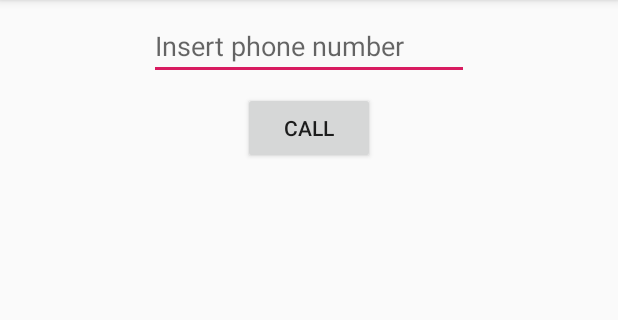
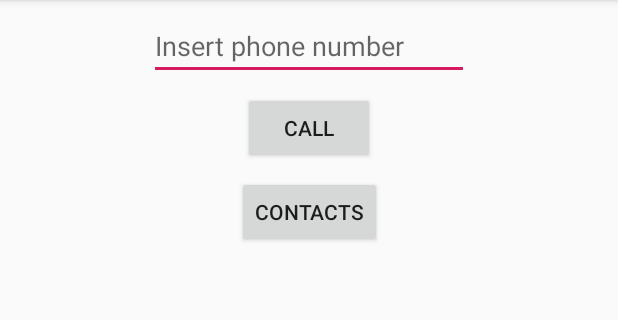
Before and after one commit to ryosaeba82/MultiTestApp, an Android app: the CallActivity screen opened directly, with no data from a screen before it, on a phone screen of 412 x 824 dp, the part 84-404 px from its top. Run offline under Robolectric (Android 15) with nearby library versions, the phone set to English and light mode, and no system bars.

Commit message:
* Implementati pulsanti "chiama" e "Contatti"

```diff
--- a/app/src/main/res/layout/activity_call.xml
+++ b/app/src/main/res/layout/activity_call.xml
@@ -7,7 +7,7 @@
     tools:context=".CallActivity">
 
     <EditText
-        android:id="@+id/editText"
+        android:id="@+id/editPhoneNumber"
         android:layout_width="wrap_content"
         android:layout_height="wrap_content"
         android:layout_marginStart="8dp"
@@ -21,14 +21,22 @@
         app:layout_constraintTop_toTopOf="parent" />
 
     <Button
-        android:id="@+id/button"
-        android:layout_width="wrap_content"
-        android:layout_height="wrap_content"
-        android:layout_marginStart="8dp"
-        android:layout_marginTop="8dp"
-        android:layout_marginEnd="8dp"
-        android:text="@string/button_call_txt"
-        app:layout_constraintEnd_toEndOf="parent"
-        app:layout_constraintStart_toStartOf="parent"
-        app:layout_constraintTop_toBottomOf="@+id/editText" />
+            android:id="@+id/button_MakeCall"
+            android:layout_width="wrap_content"
+            android:layout_height="wrap_content"
+            android:text="@string/button_call_txt"
+            android:onClick="onCallClick"
+            android:layout_marginTop="8dp"
+            app:layout_constraintTop_toBottomOf="@+id/editPhoneNumber"
+            android:layout_marginStart="8dp" app:layout_constraintStart_toStartOf="parent"
+            android:layout_marginEnd="8dp" app:layout_constraintEnd_toEndOf="parent"/>
+    <Button
+            android:text="@string/button_contacts"
+            android:layout_width="wrap_content"
+            android:layout_height="wrap_content"
+            android:id="@+id/buttonContacts"
+            android:layout_marginTop="8dp"
+            app:layout_constraintTop_toBottomOf="@+id/button_MakeCall" app:layout_constraintStart_toStartOf="parent"
+            android:layout_marginStart="8dp" app:layout_constraintEnd_toEndOf="parent" android:layout_marginEnd="8dp"
+            android:onClick="onContactClick"/>
 </android.support.constraint.ConstraintLayout>
--- a/app/src/main/res/values/strings.xml
+++ b/app/src/main/res/values/strings.xml
@@ -4,6 +4,8 @@
     <string name="button_exit_txt">Exit</string>
     <string name="button_call_txt">Call</string>
     <string name="edit_phone_hint">Insert phone number</string>
+    <string name="empty_phone_nb">Phone number is empty!Please fill in.</string>
+    <string name="button_contacts">Contacts</string>
 
 
 </resources>
```
Also changed, not shown: app/src/main/java/com/starware/mpicciau/multitestapp/CallActivity.java (+48 -0 lines), 1 other file.
